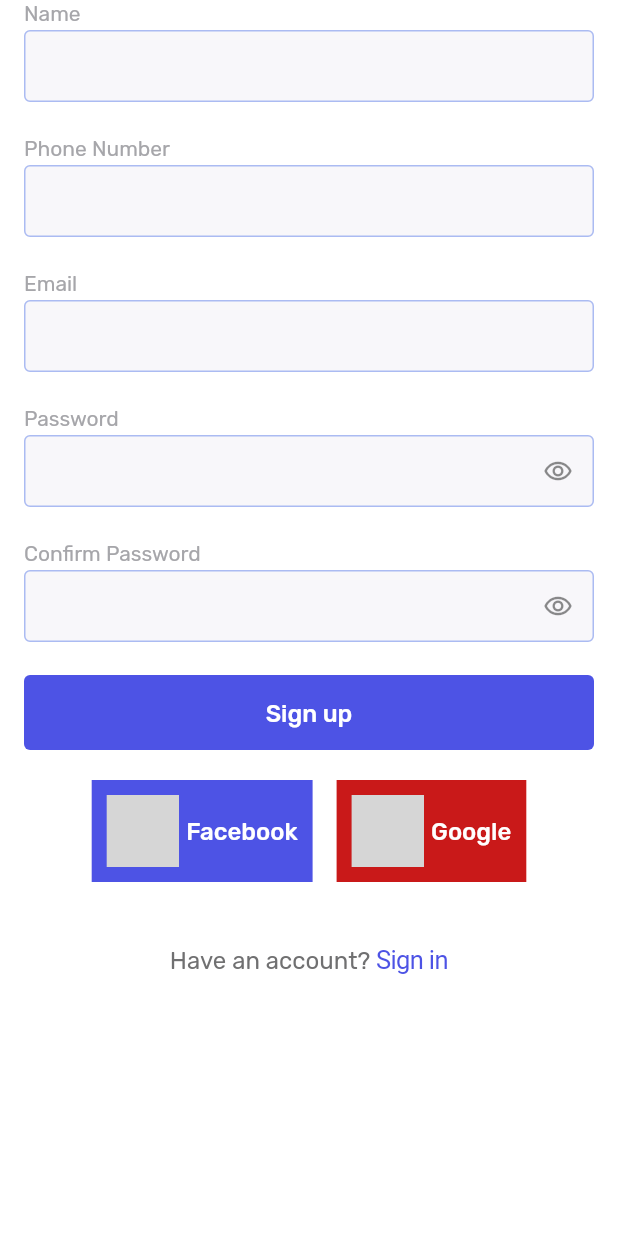
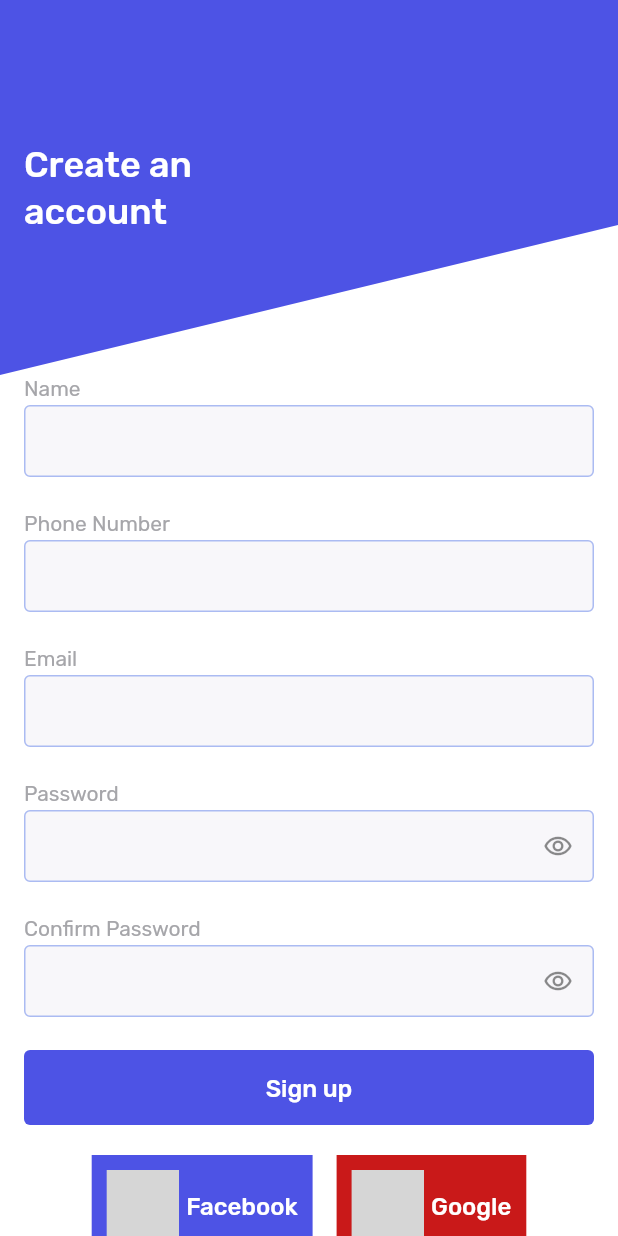
Before and after one commit to superbrains/addictTool, a Flutter app: the screen it shows after launch, after a tap on "Skip", on a phone screen of 412 x 824 dp. Run offline on Flutter 3.47's test engine with Material 2 defaults, Android fonts, the light colour scheme and no system bars; our stand-ins replace flutter_hooks, hooks_riverpod; grey boxes are pictures that could not be loaded.

Commit message:
onboarding header

```diff
--- a/lib/ui/onboarding/pages/login_page.dart
+++ b/lib/ui/onboarding/pages/login_page.dart
@@ -10,6 +10,7 @@ import 'package:flutter_hooks/flutter_hooks.dart';
 import '../../route_names.dart';
 import '../../shared/password_field.dart';
 import '../../shared/social_media_button_widget.dart';
+import '../widgets/onboard_header.dart';
 
 class LoginPage extends HookWidget {
   const LoginPage({Key? key}) : super(key: key);
@@ -20,13 +21,20 @@ class LoginPage extends HookWidget {
     final password = useTextEditingController();
 
     return Scaffold(
-      body: PaddedContainer(
+      body: Column(
+        children: [
+          const OnboardHeaderWidget(
+            title: 'Login To Your Account',
+          ),
+          PaddedContainer(
             child: Column(
               children: [
-            AppInputField(title: 'Email', child: TextField(controller: email)),
+                AppInputField(
+                    title: 'Email', child: TextField(controller: email)),
                 const SizedBox(height: 20),
                 AppInputField(
-                title: 'Password', child: PasswordField(controller: password)),
+                    title: 'Password',
+                    child: PasswordField(controller: password)),
                 const SizedBox(height: 20),
                 AppElevatedButton(onPressed: () {}, label: 'Sign in'),
                 const SizedBox(height: 20),
@@ -37,7 +45,8 @@ class LoginPage extends HookWidget {
                   children: [
                     Text(
                       "Don’t an Account? ",
-                  style: AppTextStyle.fontWeight400(color: AppColor.textColor1),
+                      style: AppTextStyle.fontWeight400(
+                          color: AppColor.textColor1),
                     ),
                     CupertinoButton(
                       onPressed: () {
@@ -51,6 +60,8 @@ class LoginPage extends HookWidget {
               ],
             ),
           ),
+        ],
+      ),
     );
   }
 }
--- a/lib/ui/onboarding/pages/signup_page.dart
+++ b/lib/ui/onboarding/pages/signup_page.dart
@@ -10,6 +10,7 @@ import 'package:flutter_hooks/flutter_hooks.dart';
 
 import '../../shared/password_field.dart';
 import '../../shared/social_media_button_widget.dart';
+import '../widgets/onboard_header.dart';
 
 class SignUpPage extends HookWidget {
   const SignUpPage({Key? key}) : super(key: key);
@@ -23,18 +24,29 @@ class SignUpPage extends HookWidget {
     final confirmPassword = useTextEditingController();
 
     return Scaffold(
-      body: PaddedContainer(
+      body: Column(
+        children: [
+          const OnboardHeaderWidget(
+            title: 'Create an account',
+          ),
+          Expanded(
+            child: PaddedContainer(
+              child: SingleChildScrollView(
                 child: Column(
                   children: [
-            AppInputField(title: 'Name', child: TextField(controller: name)),
+                    AppInputField(
+                        title: 'Name', child: TextField(controller: name)),
                     const SizedBox(height: 20),
                     AppInputField(
-                title: 'Phone Number', child: TextField(controller: phone)),
-            const SizedBox(height: 20),
-            AppInputField(title: 'Email', child: TextField(controller: email)),
+                        title: 'Phone Number',
+                        child: TextField(controller: phone)),
                     const SizedBox(height: 20),
                     AppInputField(
-                title: 'Password', child: PasswordField(controller: password)),
+                        title: 'Email', child: TextField(controller: email)),
+                    const SizedBox(height: 20),
+                    AppInputField(
+                        title: 'Password',
+                        child: PasswordField(controller: password)),
                     const SizedBox(height: 20),
                     AppInputField(
                         title: 'Confirm Password',
@@ -49,7 +61,8 @@ class SignUpPage extends HookWidget {
                       children: [
                         Text(
                           'Have an account? ',
-                  style: AppTextStyle.fontWeight400(color: AppColor.textColor1),
+                          style: AppTextStyle.fontWeight400(
+                              color: AppColor.textColor1),
                         ),
                         CupertinoButton(
                           onPressed: () {
@@ -63,6 +76,10 @@ class SignUpPage extends HookWidget {
                   ],
                 ),
               ),
+            ),
+          ),
+        ],
+      ),
     );
   }
 }
--- /dev/null
+++ b/lib/ui/onboarding/widgets/onboard_header.dart
@@ -0,0 +1,59 @@
+import 'package:addict_tool/ui/extension_methods/context_extension.dart';
+import 'package:addict_tool/ui/theme/theme.dart';
+import 'package:flutter/material.dart';
+
+class OnboardHeaderWidget extends StatelessWidget {
+  const OnboardHeaderWidget({Key? key, required this.title}) : super(key: key);
+  final String title;
+
+  @override
+  Widget build(BuildContext context) {
+    return CustomPaint(
+      painter: DashBorderPainter(context.primaryColor),
+      child: Container(
+        height: 250,
+        width: double.maxFinite,
+        child: Row(
+          children: [
+            const SizedBox(width: 16),
+            Expanded(
+                child: Text(
+              title,
+              style: AppTextStyle.fontWeight500(
+                  fontSize: 24, color: AppColor.white),
+            )),
+            const Spacer()
+          ],
+        ),
+      ),
+    );
+  }
+}
+
+class DashBorderPainter extends CustomPainter {
+  final Color color;
+
+  DashBorderPainter(this.color);
+
+  @override
+  void paint(Canvas canvas, Size size) {
+    final width = size.width;
+    final height = size.height;
+    final paint = Paint()
+      ..color = color
+      ..style = PaintingStyle.fill;
+    final path = Path()
+      ..moveTo(0, 0)
+      ..lineTo(0, height)
+      ..lineTo(width, height * 0.6)
+      ..lineTo(width, 0)
+      ..lineTo(0, 0);
+
+    canvas.drawPath(path, paint);
+  }
+
+  @override
+  bool shouldRepaint(covariant CustomPainter oldDelegate) {
+    return true;
+  }
+}
```
Lines whose indentation alone changed are shown as unchanged.
